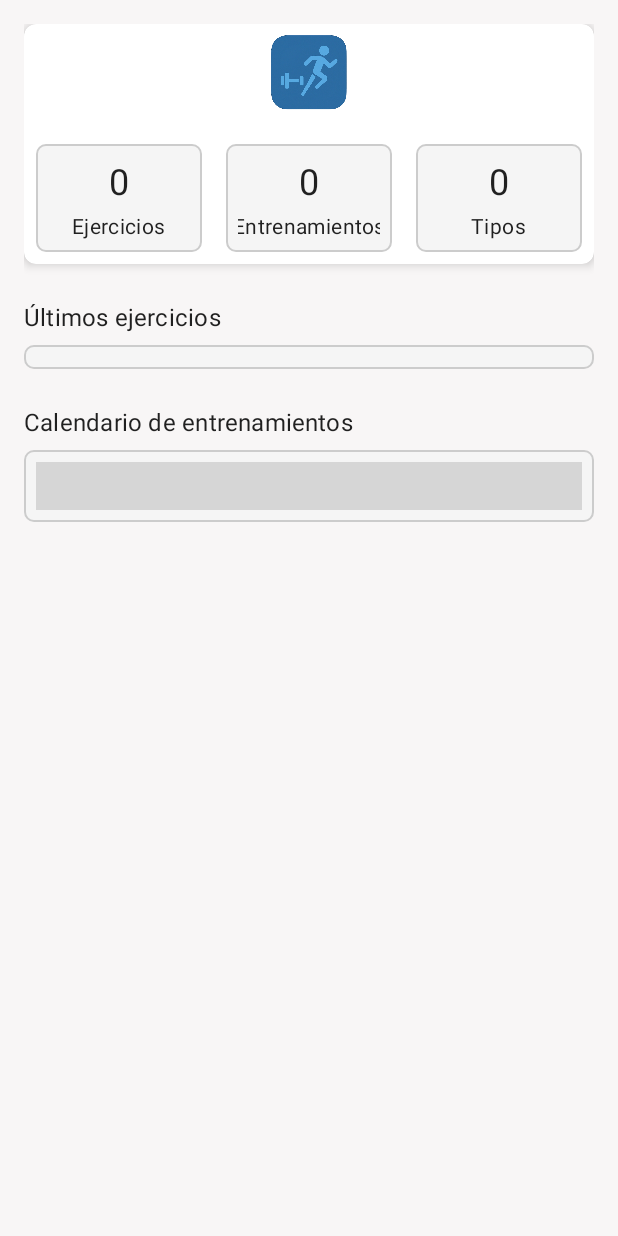
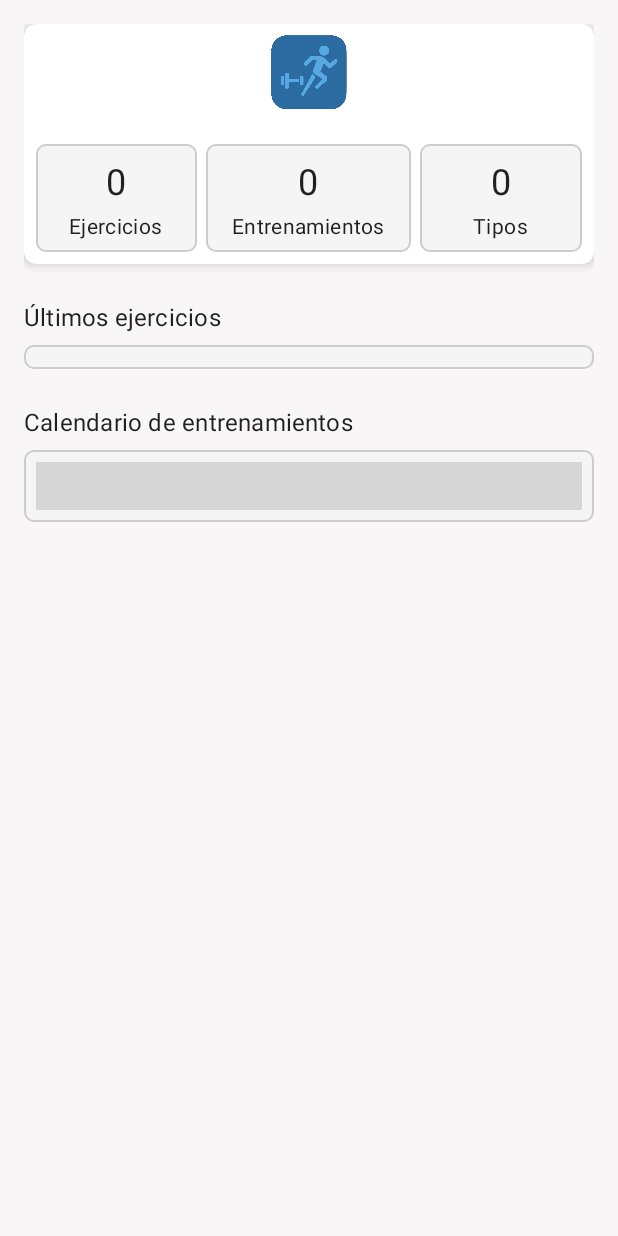
Before and after one commit to SantanaDV/app-proyecto-final-grado, an Android app: the layout fragment_home.xml on its own in the app's theme, with its tools: preview values and no code run, on a phone screen of 412 x 824 dp. Run offline under Robolectric (Android 15) with nearby library versions, the phone set to English and light mode, and no system bars; plain views replace MaterialCalendarView; network calls fail; grey boxes are pictures that could not be loaded.

Commit message:
Arreglo del layout_home, cuadrado entrenamientos

```diff
--- a/Proyecto/app/build.gradle.kts
+++ b/Proyecto/app/build.gradle.kts
@@ -31,7 +31,7 @@ android {
     buildTypes {
         debug {
             //poner localhost para movil fisico 10.0.2.2
-            buildConfigField("String", "BASE_URL", "\"https://10.0.2.2:8443/\"")
+            buildConfigField("String", "BASE_URL", "\"https://localhost:8443/\"")
         }
         release {
             isMinifyEnabled = false
--- a/Proyecto/app/src/main/res/layout/fragment_home.xml
+++ b/Proyecto/app/src/main/res/layout/fragment_home.xml
@@ -55,7 +55,7 @@
                             android:layout_width="0dp"
                             android:layout_height="wrap_content"
                             android:layout_marginLeft="8dp"
-                            android:layout_marginRight="8dp"
+                            android:layout_marginRight="6dp"
                             android:layout_marginBottom="8dp"
                             android:layout_weight="1"
                             android:background="@drawable/image_container_background"
@@ -80,10 +80,8 @@
                         </LinearLayout>
 
                         <LinearLayout
-                            android:layout_width="0dp"
+                            android:layout_width="wrap_content"
                             android:layout_height="wrap_content"
-                            android:layout_marginLeft="8dp"
-                            android:layout_marginRight="8dp"
                             android:layout_marginBottom="8dp"
                             android:layout_weight="1"
                             android:background="@drawable/image_container_background"
@@ -100,9 +98,10 @@
 
                             <TextView
                                 style="@style/TextAppearance.MaterialComponents.Body2"
-                                android:layout_width="102dp"
+                                android:layout_width="match_parent"
                                 android:layout_height="wrap_content"
                                 android:layout_marginTop="4dp"
+                                android:gravity="center"
                                 android:text="@string/total_workouts" />
 
                         </LinearLayout>
@@ -110,7 +109,7 @@
                         <LinearLayout
                             android:layout_width="0dp"
                             android:layout_height="wrap_content"
-                            android:layout_marginLeft="8dp"
+                            android:layout_marginLeft="6dp"
                             android:layout_marginRight="8dp"
                             android:layout_marginBottom="8dp"
                             android:layout_weight="1"
```
